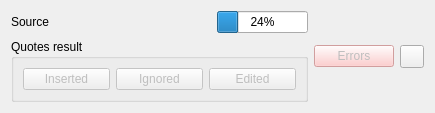
Above: ui/wdgSource.ui from turulomio/xulpymoney before the change. Below: the same form after it.
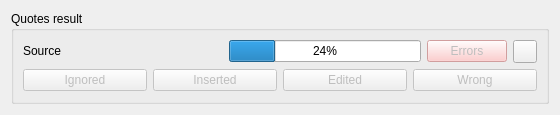
That is the form after the change. Icons and pictures are not drawn.

Diff of the .ui file:
```diff
--- a/ui/wdgSource.ui
+++ b/ui/wdgSource.ui
@@ -6,16 +6,28 @@
    <rect>
     <x>0</x>
     <y>0</y>
-    <width>411</width>
-    <height>97</height>
+    <width>560</width>
+    <height>115</height>
    </rect>
   </property>
   <property name="sizePolicy">
-   <sizepolicy hsizetype="Preferred" vsizetype="Minimum">
+   <sizepolicy hsizetype="Preferred" vsizetype="Fixed">
     <horstretch>0</horstretch>
     <verstretch>0</verstretch>
    </sizepolicy>
   </property>
+  <property name="minimumSize">
+   <size>
+    <width>0</width>
+    <height>115</height>
+   </size>
+  </property>
+  <property name="maximumSize">
+   <size>
+    <width>16777215</width>
+    <height>115</height>
+   </size>
+  </property>
   <property name="windowTitle">
    <string>Form</string>
   </property>
@@ -23,9 +35,21 @@
    <item>
     <layout class="QVBoxLayout" name="verticalLayout">
      <item>
+      <widget class="QGroupBox" name="grp">
+       <property name="title">
+        <string>Quotes result</string>
+       </property>
+       <layout class="QVBoxLayout" name="verticalLayout_2">
+        <item>
       <layout class="QHBoxLayout" name="horizontalLayout_2">
        <item>
         <widget class="QLabel" name="lbl">
+            <property name="sizePolicy">
+             <sizepolicy hsizetype="Minimum" vsizetype="Fixed">
+              <horstretch>0</horstretch>
+              <verstretch>0</verstretch>
+             </sizepolicy>
+            </property>
          <property name="minimumSize">
           <size>
            <width>200</width>
@@ -50,56 +74,20 @@
          </property>
         </widget>
        </item>
-      </layout>
-     </item>
-     <item>
-      <widget class="QGroupBox" name="groupBox">
-       <property name="title">
-        <string>Quotes result</string>
-       </property>
-       <layout class="QHBoxLayout" name="horizontalLayout_3">
-        <item>
-         <widget class="QPushButton" name="cmdInserted">
-          <property name="enabled">
-           <bool>false</bool>
-          </property>
-          <property name="text">
-           <string>Inserted</string>
-          </property>
-         </widget>
-        </item>
-        <item>
-         <widget class="QPushButton" name="cmdIgnored">
-          <property name="enabled">
-           <bool>false</bool>
-          </property>
-          <property name="text">
-           <string>Ignored</string>
-          </property>
-         </widget>
-        </item>
-        <item>
-         <widget class="QPushButton" name="cmdEdited">
-          <property name="enabled">
-           <bool>false</bool>
-          </property>
-          <property name="text">
-           <string>Edited</string>
-          </property>
-         </widget>
-        </item>
-       </layout>
-      </widget>
-     </item>
-    </layout>
-   </item>
-   <item>
-    <layout class="QHBoxLayout" name="horizontalLayout">
      <item>
       <widget class="QPushButton" name="cmdErrors">
        <property name="enabled">
         <bool>false</bool>
        </property>
+            <property name="sizePolicy">
+             <sizepolicy hsizetype="Minimum" vsizetype="Fixed">
+              <horstretch>0</horstretch>
+              <verstretch>0</verstretch>
+             </sizepolicy>
+            </property>
+            <property name="toolTip">
+             <string>Show source parse errors</string>
+            </property>
        <property name="styleSheet">
         <string notr="true">
 background-color: rgb(255, 192, 192);</string>
@@ -111,6 +99,12 @@
      </item>
      <item>
       <widget class="QToolButton" name="cmdRun">
+            <property name="sizePolicy">
+             <sizepolicy hsizetype="Fixed" vsizetype="Fixed">
+              <horstretch>0</horstretch>
+              <verstretch>0</verstretch>
+             </sizepolicy>
+            </property>
        <property name="text">
         <string/>
        </property>
@@ -118,6 +112,67 @@
         <iconset resource="../images/xulpymoney.qrc">
          <normaloff>:/xulpymoney/transfer.png</normaloff>:/xulpymoney/transfer.png</iconset>
        </property>
+           </widget>
+          </item>
+         </layout>
+        </item>
+        <item>
+         <layout class="QHBoxLayout" name="horizontalLayout">
+          <item>
+           <widget class="QPushButton" name="cmdIgnored">
+            <property name="enabled">
+             <bool>false</bool>
+            </property>
+            <property name="toolTip">
+             <string>Show quotes that are already in the database</string>
+            </property>
+            <property name="text">
+             <string>Ignored</string>
+            </property>
+           </widget>
+          </item>
+          <item>
+           <widget class="QPushButton" name="cmdInserted">
+            <property name="enabled">
+             <bool>false</bool>
+            </property>
+            <property name="toolTip">
+             <string>Inserted quotes</string>
+            </property>
+            <property name="text">
+             <string>Inserted</string>
+            </property>
+           </widget>
+          </item>
+          <item>
+           <widget class="QPushButton" name="cmdEdited">
+            <property name="enabled">
+             <bool>false</bool>
+            </property>
+            <property name="toolTip">
+             <string>Updated quotes with the same product, date and time</string>
+            </property>
+            <property name="text">
+             <string>Edited</string>
+            </property>
+           </widget>
+          </item>
+          <item>
+           <widget class="QPushButton" name="cmdBad">
+            <property name="enabled">
+             <bool>false</bool>
+            </property>
+            <property name="toolTip">
+             <string>Show quotes that can't be saved (price 0...)</string>
+            </property>
+            <property name="text">
+             <string>Wrong</string>
+            </property>
+           </widget>
+          </item>
+         </layout>
+        </item>
+       </layout>
       </widget>
      </item>
     </layout>
```
Lines whose indentation alone changed are shown as unchanged.
